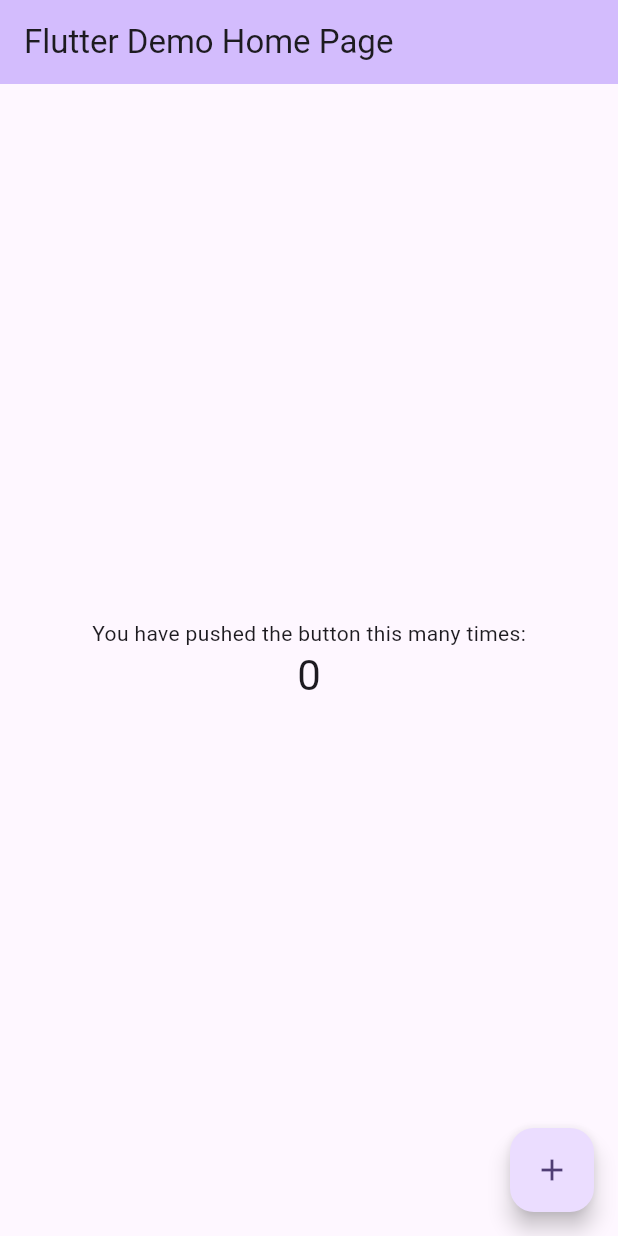
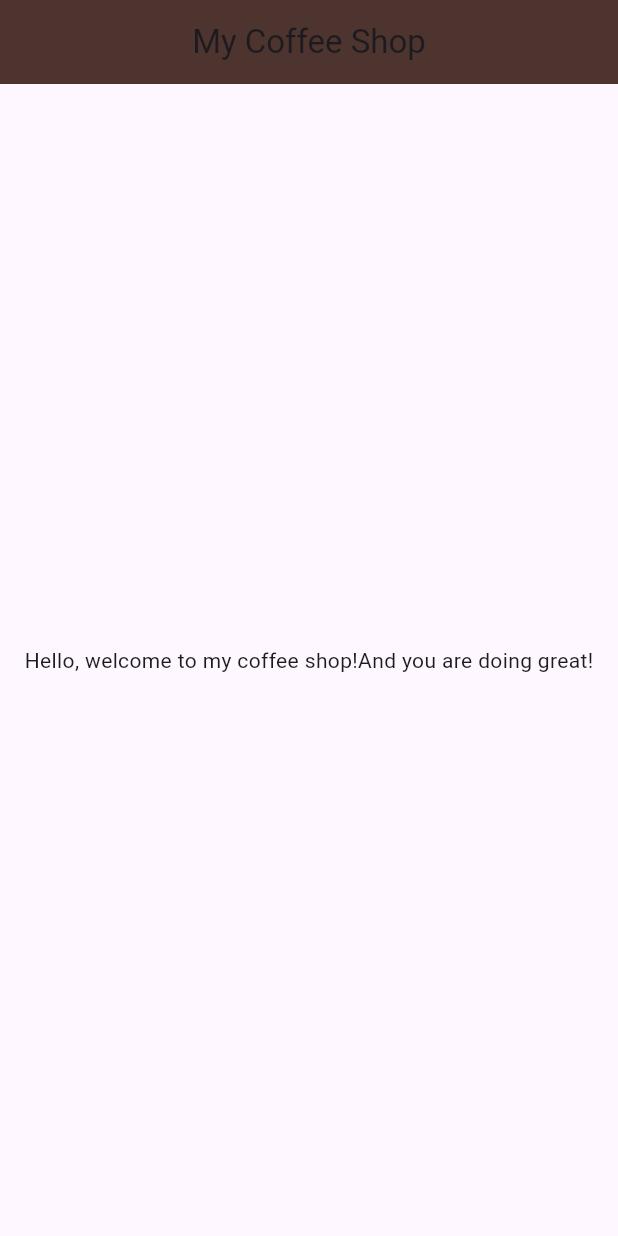
Before and after one commit to Nischal699/myapp_flutter, a Flutter app: the screen it shows after launch, on a phone screen of 412 x 824 dp. Run offline on Flutter 3.47's test engine with Material 3 defaults, Android fonts, the phone set to English and light mode, and no system bars.

```diff
--- a/lib/main.dart
+++ b/lib/main.dart
@@ -1,122 +1,21 @@
 import 'package:flutter/material.dart';
 
 void main() {
-  runApp(const MyApp());
-}
-
-class MyApp extends StatelessWidget {
-  const MyApp({super.key});
-
-  // This widget is the root of your application.
-  @override
-  Widget build(BuildContext context) {
-    return MaterialApp(
-      title: 'Flutter Demo',
-      theme: ThemeData(
-        // This is the theme of your application.
-        //
-        // TRY THIS: Try running your application with "flutter run". You'll see
-        // the application has a purple toolbar. Then, without quitting the app,
-        // try changing the seedColor in the colorScheme below to Colors.green
-        // and then invoke "hot reload" (save your changes or press the "hot
-        // reload" button in a Flutter-supported IDE, or press "r" if you used
-        // the command line to start the app).
-        //
-        // Notice that the counter didn't reset back to zero; the application
-        // state is not lost during the reload. To reset the state, use hot
-        // restart instead.
-        //
-        // This works for code too, not just values: Most code changes can be
-        // tested with just a hot reload.
-        colorScheme: ColorScheme.fromSeed(seedColor: Colors.deepPurple),
-      ),
-      home: const MyHomePage(title: 'Flutter Demo Home Page'),
-    );
-  }
-}
-
-class MyHomePage extends StatefulWidget {
-  const MyHomePage({super.key, required this.title});
-
-  // This widget is the home page of your application. It is stateful, meaning
-  // that it has a State object (defined below) that contains fields that affect
-  // how it looks.
-
-  // This class is the configuration for the state. It holds the values (in this
-  // case the title) provided by the parent (in this case the App widget) and
-  // used by the build method of the State. Fields in a Widget subclass are
-  // always marked "final".
-
-  final String title;
-
-  @override
-  State<MyHomePage> createState() => _MyHomePageState();
-}
-
-class _MyHomePageState extends State<MyHomePage> {
-  int _counter = 0;
-
-  void _incrementCounter() {
-    setState(() {
-      // This call to setState tells the Flutter framework that something has
-      // changed in this State, which causes it to rerun the build method below
-      // so that the display can reflect the updated values. If we changed
-      // _counter without calling setState(), then the build method would not be
-      // called again, and so nothing would appear to happen.
-      _counter++;
-    });
-  }
-
-  @override
-  Widget build(BuildContext context) {
-    // This method is rerun every time setState is called, for instance as done
-    // by the _incrementCounter method above.
-    //
-    // The Flutter framework has been optimized to make rerunning build methods
-    // fast, so that you can just rebuild anything that needs updating rather
-    // than having to individually change instances of widgets.
-    return Scaffold(
-      appBar: AppBar(
-        // TRY THIS: Try changing the color here to a specific color (to
-        // Colors.amber, perhaps?) and trigger a hot reload to see the AppBar
-        // change color while the other colors stay the same.
-        backgroundColor: Theme.of(context).colorScheme.inversePrimary,
-        // Here we take the value from the MyHomePage object that was created by
-        // the App.build method, and use it to set our appbar title.
-        title: Text(widget.title),
-      ),
-      body: Center(
-        // Center is a layout widget. It takes a single child and positions it
-        // in the middle of the parent.
-        child: Column(
-          // Column is also a layout widget. It takes a list of children and
-          // arranges them vertically. By default, it sizes itself to fit its
-          // children horizontally, and tries to be as tall as its parent.
-          //
-          // Column has various properties to control how it sizes itself and
-          // how it positions its children. Here we use mainAxisAlignment to
-          // center the children vertically; the main axis here is the vertical
-          // axis because Columns are vertical (the cross axis would be
-          // horizontal).
-          //
-          // TRY THIS: Invoke "debug painting" (choose the "Toggle Debug Paint"
-          // action in the IDE, or press "p" in the console), to see the
-          // wireframe for each widget.
-          mainAxisAlignment: MainAxisAlignment.center,
-          children: <Widget>[
-            const Text('You have pushed the button this many times:'),
-            Text(
-              '$_counter',
-              style: Theme.of(context).textTheme.headlineMedium,
-            ),
-          ],
+  runApp(
+    MaterialApp(
+      home: Scaffold(
+        appBar: AppBar(
+          title: const Text('My Coffee Shop'),
+          backgroundColor: Colors.brown[800],
+          centerTitle: true,
+        ),
+        body: const Center(
+          child: Text(
+            "Hello, welcome to my coffee shop!And you are doing great!",
+          ),
         ),
       ),
-      floatingActionButton: FloatingActionButton(
-        onPressed: _incrementCounter,
-        tooltip: 'Increment',
-        child: const Icon(Icons.add),
-      ), // This trailing comma makes auto-formatting nicer for build methods.
-    );
-  }
+    ),
+  );
 }
+// This is a simple Flutter application that displays a welcome message
```
Also changed, not shown: 1 other file.
